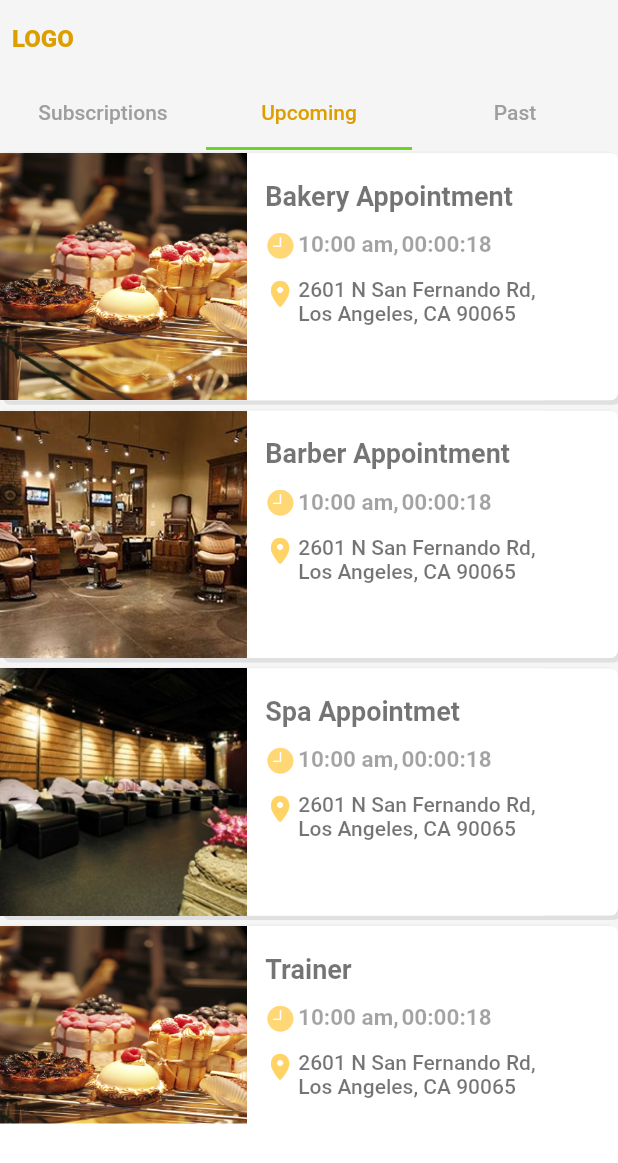
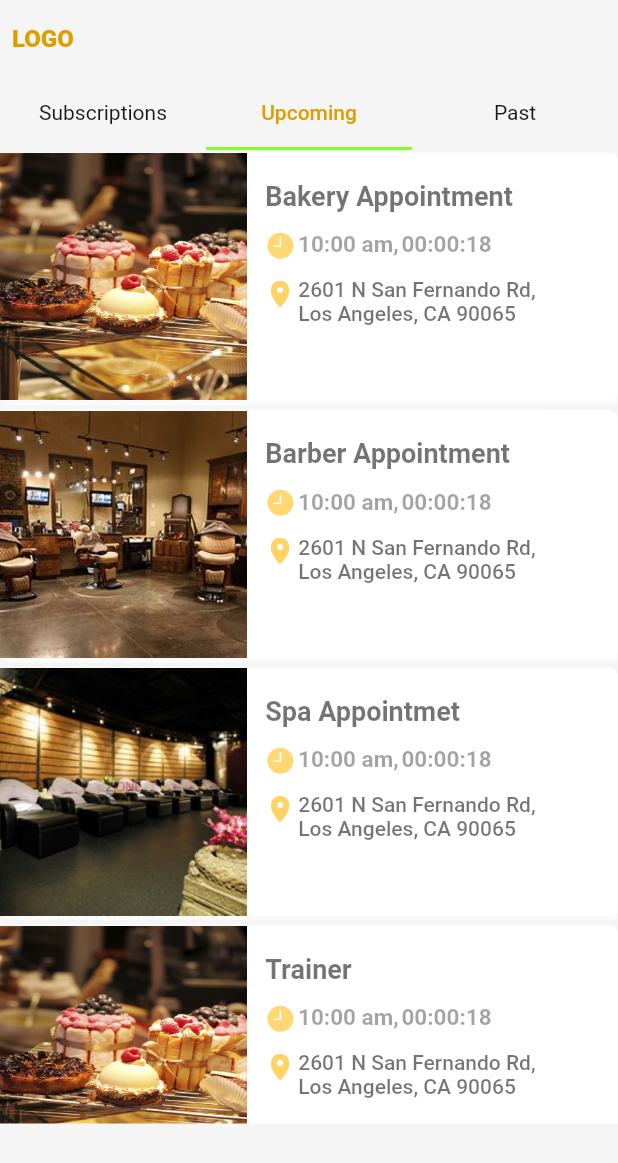
Before and after one commit to nehamdr225/Appointment, a Flutter app: the SubsPage screen opened directly, on a phone screen of 412 x 824 dp. Shown: the top 1163 px of the screen. Run offline on Flutter 3.47's test engine with Material 2 defaults, Android fonts, the phone set to English and light mode, and no system bars; our stand-ins replace rxdart; Roboto replaces fonts that are missing (Montserrat).

Commit message:
dark theme fix

```diff
--- a/lib/UI/Widget/molecules/GridList.dart
+++ b/lib/UI/Widget/molecules/GridList.dart
@@ -23,7 +23,7 @@ class GridList extends StatelessWidget {
           borderOnForeground: true,
           shape: RoundedRectangleBorder(
             side: BorderSide(
-              color: Colors.grey[300],
+              color: Theme.of(context).colorScheme.onBackground.withOpacity(0.5),
               width: 1.0,
             ),
             borderRadius: BorderRadius.circular(4.0),
--- a/lib/UI/core/atoms/AppBarW.dart
+++ b/lib/UI/core/atoms/AppBarW.dart
@@ -8,7 +8,7 @@ class AppBarW extends StatelessWidget {
   final bool logo;
   final bool settings;
   final String title;
-  AppBarW({this.elevation: 0.0, this.logo, this.settings, this.title: "", this.color: Colors.white});
+  AppBarW({this.elevation: 0.0, this.logo, this.settings, this.title: "", this.color});
   @override
   Widget build(BuildContext context) {
     final theme = Theme.of(context);
--- a/lib/UI/core/atoms/WhiteAppBar.dart
+++ b/lib/UI/core/atoms/WhiteAppBar.dart
@@ -30,15 +30,16 @@ class WhiteAppBar extends StatelessWidget {
       centerTitle: true,
       bottom: tabbar == true
       ? TabBar(
-        indicatorColor: theme.colorScheme.secondary,
-        unselectedLabelColor: theme.unselectedWidgetColor,
+        indicatorColor: theme.colorScheme.secondaryVariant,
+        unselectedLabelStyle: theme.textTheme.body1,
+        unselectedLabelColor: theme.textTheme.body1.color,//unselectedWidgetColor,
         labelColor: theme.colorScheme.primaryVariant,
         tabs: tabs,
         controller: controller,
 
       )
       : null ,
-      title: Text(title, style: theme.textTheme.body2),
+      title: Text(title, style: theme.textTheme.body1.copyWith(fontSize: 16.0)),
       leading: logo == true
           ? Padding(
               padding: EdgeInsets.only(top: 16.0, left: 8.0),
--- a/lib/UI/core/theme.dart
+++ b/lib/UI/core/theme.dart
@@ -9,7 +9,7 @@ const textDark_Yellow = Color(0xffFFD366); // yellow text for dark mode
 class STheme with ChangeNotifier {
   ThemeData serviceDarkTheme = ThemeData(
     iconTheme: IconThemeData(
-      color: Color(0xff1D2D44),
+      color: Color(0xfff5f5f5),
     ),
     colorScheme: ColorScheme(
       primary: Color(0xffFFBA08),
@@ -19,7 +19,7 @@ class STheme with ChangeNotifier {
       secondaryVariant: Color(0xff80ff2b),
       onSecondary: Color(0xff0c090d),
       background: Color(0xff191B24),
-      onBackground: Color(0xff404e60),//Color(0xff232633),
+      onBackground: Color(0xff232633),      //Color(0xff404e60),
       onError: Color(0xffc5032b),
       error: Color(0xffc5032b),
       surface: Color(0xffffffff),
--- a/lib/UI/pages/NavigationPage.dart
+++ b/lib/UI/pages/NavigationPage.dart
@@ -60,7 +60,7 @@ class _NavigationPageState extends State<NavigationPage> {
                             child: Container(
                               height: 55,
                               decoration: BoxDecoration(
-                                  color: Colors.white,
+                                  color: Theme.of(context).colorScheme.onBackground,//Colors.white,
                                   borderRadius: BorderRadius.circular(15),
                                   boxShadow: [
                                     BoxShadow(
--- a/lib/UI/pages/SubsPage/SubsPage.dart
+++ b/lib/UI/pages/SubsPage/SubsPage.dart
@@ -23,7 +23,7 @@ class _SubsPageState extends State<SubsPage>
   Widget build(BuildContext context) {
     final theme = Theme.of(context);
     return Scaffold(
-      bottomNavigationBar: Container(height:75.0, color: theme.canvasColor,),
+      bottomNavigationBar: Container(height:75.0, color: theme.colorScheme.background,),
         appBar: PreferredSize(
           preferredSize: Size.fromHeight(100.0),
           child: WhiteAppBar(
--- a/lib/UI/pages/SubsPage/atoms/ListCard.dart
+++ b/lib/UI/pages/SubsPage/atoms/ListCard.dart
@@ -50,8 +50,8 @@ class _ListCardState extends State<ListCard> with TickerProviderStateMixin {
             color: theme.colorScheme.onBackground,
             borderRadius: BorderRadius.circular(5.0),
             boxShadow: [
-              BoxShadow(color: Colors.grey[300], offset: Offset(2, 3)),
-              BoxShadow(color: Colors.grey[200], offset: Offset(-1, -1))
+              BoxShadow(color: theme.colorScheme.onBackground.withOpacity(0.5), offset: Offset(2, 3)),
+              BoxShadow(color: theme.colorScheme.onBackground.withOpacity(0.4), offset: Offset(-1, -1))
             ]),
         child: Row(
           children: <Widget>[
@@ -63,7 +63,7 @@ class _ListCardState extends State<ListCard> with TickerProviderStateMixin {
             ),
             Container(
               padding: EdgeInsets.only(top: 18.0, left: 12.0, right: 2.0),
-              color: Colors.white,
+              color: theme.colorScheme.onBackground,//Colors.white,
               child: Column(
                 mainAxisAlignment: MainAxisAlignment.start,
                 crossAxisAlignment: CrossAxisAlignment.start,
--- a/lib/UI/pages/SubsPage/atoms/Tab1ListCard.dart
+++ b/lib/UI/pages/SubsPage/atoms/Tab1ListCard.dart
@@ -22,8 +22,8 @@ class Tab1ListCard extends StatelessWidget {
             color: theme.colorScheme.onBackground,
             borderRadius: BorderRadius.circular(5.0),
             boxShadow: [
-              BoxShadow(color: Colors.grey[300], offset: Offset(2, 3)),
-              BoxShadow(color: Colors.grey[200], offset: Offset(-1, -1))
+              BoxShadow(color: theme.colorScheme.onBackground.withOpacity(0.5), offset: Offset(2, 3)),
+              BoxShadow(color: theme.colorScheme.onBackground.withOpacity(0.4), offset: Offset(-1, -1))
             ]),
         child: Column(
           children: <Widget>[
@@ -43,7 +43,7 @@ class Tab1ListCard extends StatelessWidget {
                 ),
                 Container(
                   padding: EdgeInsets.only(top: 16.0, left: 10.0, right: 2.0),
-                  color: Colors.white,
+                  color: theme.colorScheme.onBackground,// Colors.white,
                   child: Column(
                     mainAxisAlignment: MainAxisAlignment.start,
                     crossAxisAlignment: CrossAxisAlignment.start,
--- a/lib/UI/pages/UserHomePage.dart
+++ b/lib/UI/pages/UserHomePage.dart
@@ -33,7 +33,7 @@ class _UserHomePageState extends State<UserHomePage> {
         child: AppBarW(
           logo: true,
           settings: true,
-          color: textLight,
+          color: Theme.of(context).textTheme.body2.color,
         ),
       ),
       body: ListView(
@@ -108,7 +108,8 @@ class _UserHomePageState extends State<UserHomePage> {
                         style: textStyle.body1.copyWith(
                             fontSize: 19.0,
                             fontWeight: FontWeight.w600,
-                            color: textDark.withOpacity(0.7)),
+                            color: textStyle.body1.color.withOpacity(0.7)
+                        ),
                         textAlign: TextAlign.justify,
                       ),
                     ],
```
Also changed, not shown: lib/UI/core/atoms/EPanel.dart (+15 -7 lines), lib/UI/pages/ProfilePage/ProfileCard.dart (+6 -2 lines), lib/UI/pages/ProfilePage/ProfilePage.dart (+43 -33 lines), 2 other files.
